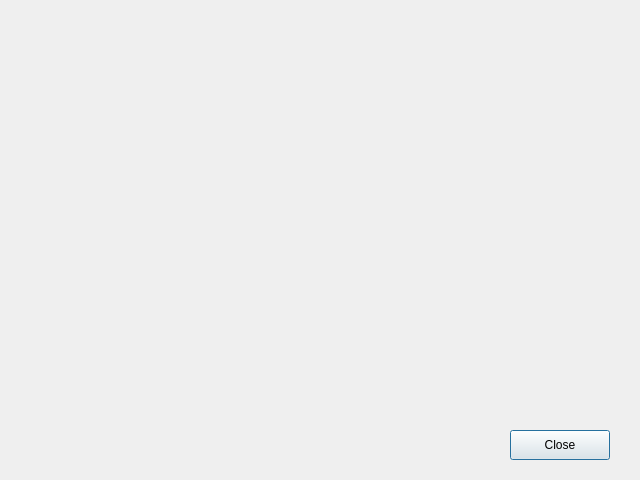
Before: the Qt Designer form src/application/splashdialog.ui in nitroshare/nitroshare-desktop, drawn with Qt 5.
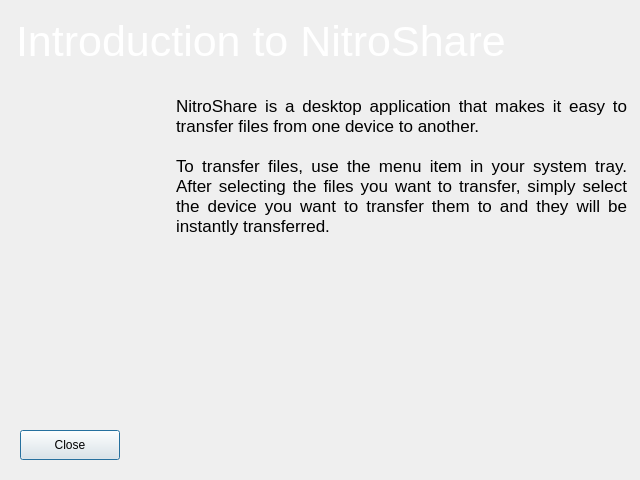
After: the same form once the commit is applied. Icons and pictures are not drawn.

Commit message: Converted splash screen to an SVG (fixes #62).

The edit to the form file:
```diff
--- a/src/application/splashdialog.ui
+++ b/src/application/splashdialog.ui
@@ -37,7 +37,7 @@
   <widget class="QPushButton" name="pushButton">
    <property name="geometry">
     <rect>
-     <x>510</x>
+     <x>20</x>
      <y>430</y>
      <width>100</width>
      <height>30</height>
@@ -47,6 +47,53 @@
     <string>Close</string>
    </property>
   </widget>
+  <widget class="QLabel" name="introduction">
+   <property name="geometry">
+    <rect>
+     <x>16</x>
+     <y>16</y>
+     <width>611</width>
+     <height>51</height>
+    </rect>
+   </property>
+   <property name="font">
+    <font>
+     <pointsize>32</pointsize>
+    </font>
+   </property>
+   <property name="styleSheet">
+    <string notr="true">color: rgb(255, 255, 255);</string>
+   </property>
+   <property name="text">
+    <string>Introduction to NitroShare</string>
+   </property>
+  </widget>
+  <widget class="QLabel" name="label">
+   <property name="geometry">
+    <rect>
+     <x>176</x>
+     <y>96</y>
+     <width>451</width>
+     <height>211</height>
+    </rect>
+   </property>
+   <property name="font">
+    <font>
+     <pointsize>13</pointsize>
+    </font>
+   </property>
+   <property name="text">
+    <string>NitroShare is a desktop application that makes it easy to transfer files from one device to another.
+
+To transfer files, use the menu item in your system tray. After selecting the files you want to transfer, simply select the device you want to transfer them to and they will be instantly transferred.</string>
+   </property>
+   <property name="alignment">
+    <set>Qt::AlignJustify|Qt::AlignTop</set>
+   </property>
+   <property name="wordWrap">
+    <bool>true</bool>
+   </property>
+  </widget>
  </widget>
  <resources>
   <include location="../data/resource.qrc"/>
```
Left out of the diff: 2 changed lines with no effect on the pictures. The commit also changes 3 other files.
